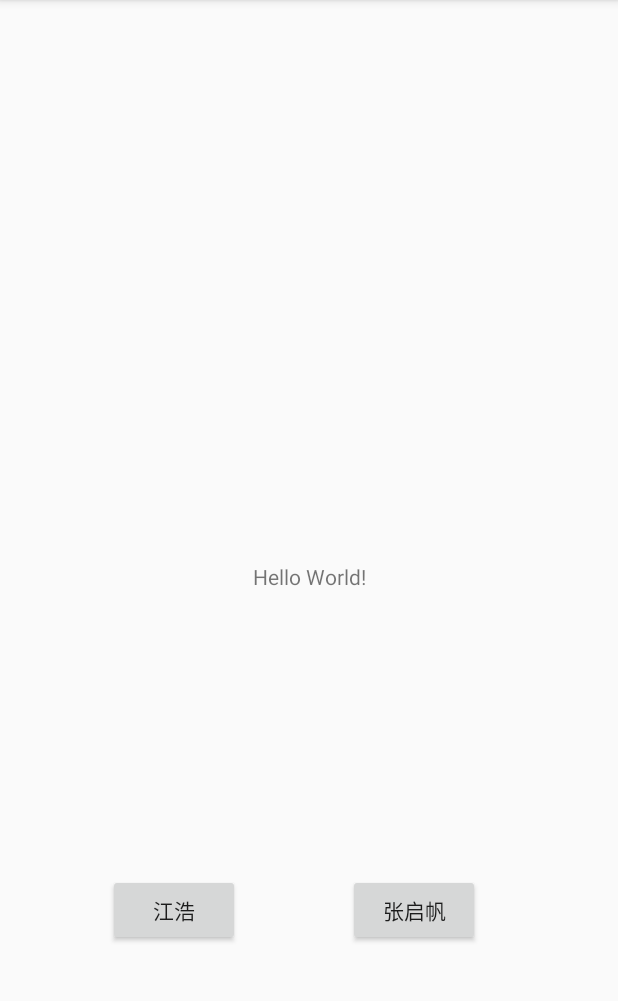
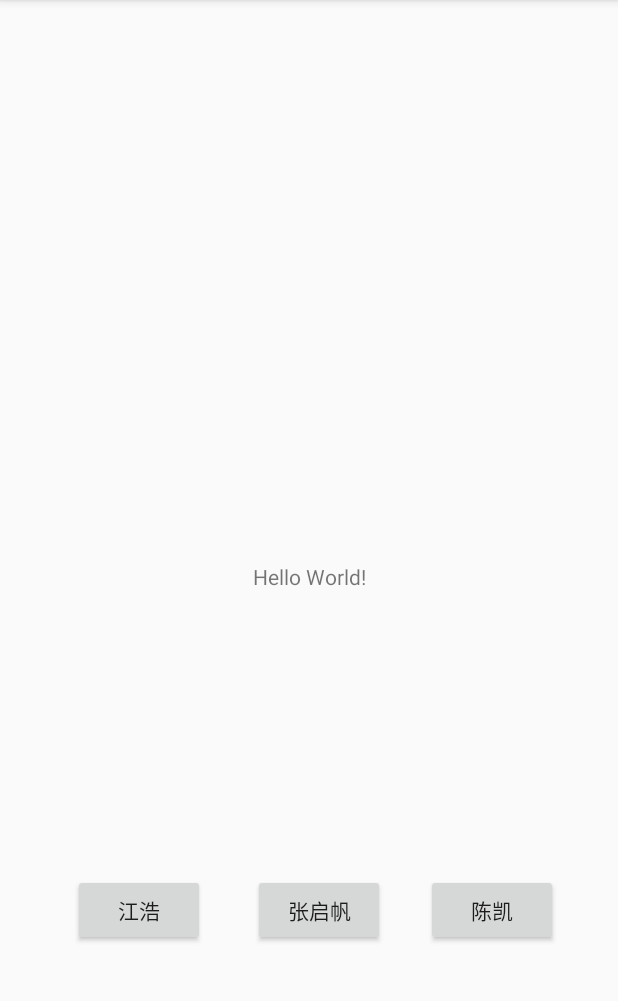
Before and after one commit to TickTick123/Hallobomb, an Android app: the screen it shows after launch (MainActivity), on a phone screen of 412 x 824 dp, the part 84-1085 px from its top. Run offline under Robolectric (Android 15) with nearby library versions, the phone set to English and light mode, and no system bars; libraries missing offline, so code that uses them is left out: cn.bmob.v3; 2 statements that could not run were skipped.

Commit message:
陈凯添加按钮

```diff
--- a/app/src/main/AndroidManifest.xml
+++ b/app/src/main/AndroidManifest.xml
@@ -31,6 +31,7 @@
         </activity>
         <activity android:name=".JH"></activity>
         <activity android:name=".ZQF"></activity>
+        <activity android:name=".Ck"></activity>
     </application>
 
 </manifest>
--- a/app/src/main/java/com/example/zqf/hallobmob/MainActivity.java
+++ b/app/src/main/java/com/example/zqf/hallobmob/MainActivity.java
@@ -52,6 +52,15 @@ public class MainActivity extends AppCompatActivity {
             }
         });
 
+        Button button3 =findViewById(R.id.button3);              //ck的按钮
+        button3.setOnClickListener(new View.OnClickListener() {
+            @Override
+            public void onClick(View view) {
+                Intent intent=new Intent(MainActivity.this,Ck.class);
+                startActivity(intent);
+            }
+        });
+
 
 
     }
--- a/app/src/main/res/layout/activity_main.xml
+++ b/app/src/main/res/layout/activity_main.xml
@@ -27,7 +27,7 @@
         android:text="@string/button_name"
         app:layout_constraintBottom_toBottomOf="parent"
         app:layout_constraintEnd_toEndOf="parent"
-        app:layout_constraintHorizontal_bias="0.207"
+        app:layout_constraintHorizontal_bias="0.132"
         app:layout_constraintStart_toStartOf="parent"
         app:layout_constraintTop_toTopOf="parent"
         app:layout_constraintVertical_bias="0.816" />
@@ -43,7 +43,23 @@
         android:text="张启帆"
         app:layout_constraintBottom_toBottomOf="parent"
         app:layout_constraintEnd_toEndOf="parent"
-        app:layout_constraintHorizontal_bias="0.728"
+        app:layout_constraintHorizontal_bias="0.521"
+        app:layout_constraintStart_toStartOf="parent"
+        app:layout_constraintTop_toTopOf="parent"
+        app:layout_constraintVertical_bias="0.816" />
+
+    <Button
+        android:id="@+id/button3"
+        android:layout_width="88dp"
+        android:layout_height="48dp"
+        android:layout_marginBottom="8dp"
+        android:layout_marginEnd="8dp"
+        android:layout_marginStart="8dp"
+        android:layout_marginTop="8dp"
+        android:text="陈凯"
+        app:layout_constraintBottom_toBottomOf="parent"
+        app:layout_constraintEnd_toEndOf="parent"
+        app:layout_constraintHorizontal_bias="0.896"
         app:layout_constraintStart_toStartOf="parent"
         app:layout_constraintTop_toTopOf="parent"
         app:layout_constraintVertical_bias="0.816" />
```
Also changed, not shown: app/src/main/java/com/example/zqf/hallobmob/Ck.java (added, +16 -0 lines), app/src/main/res/layout/ck_main.xml (added, +22 -0 lines).
